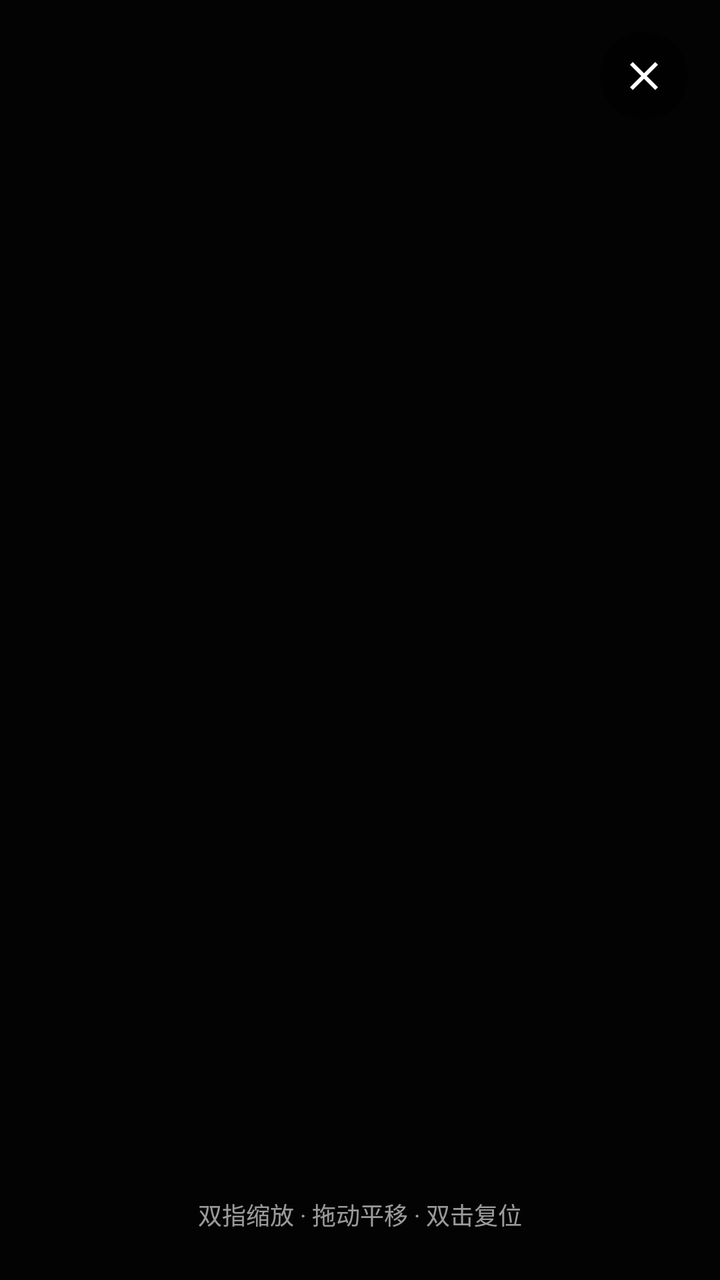
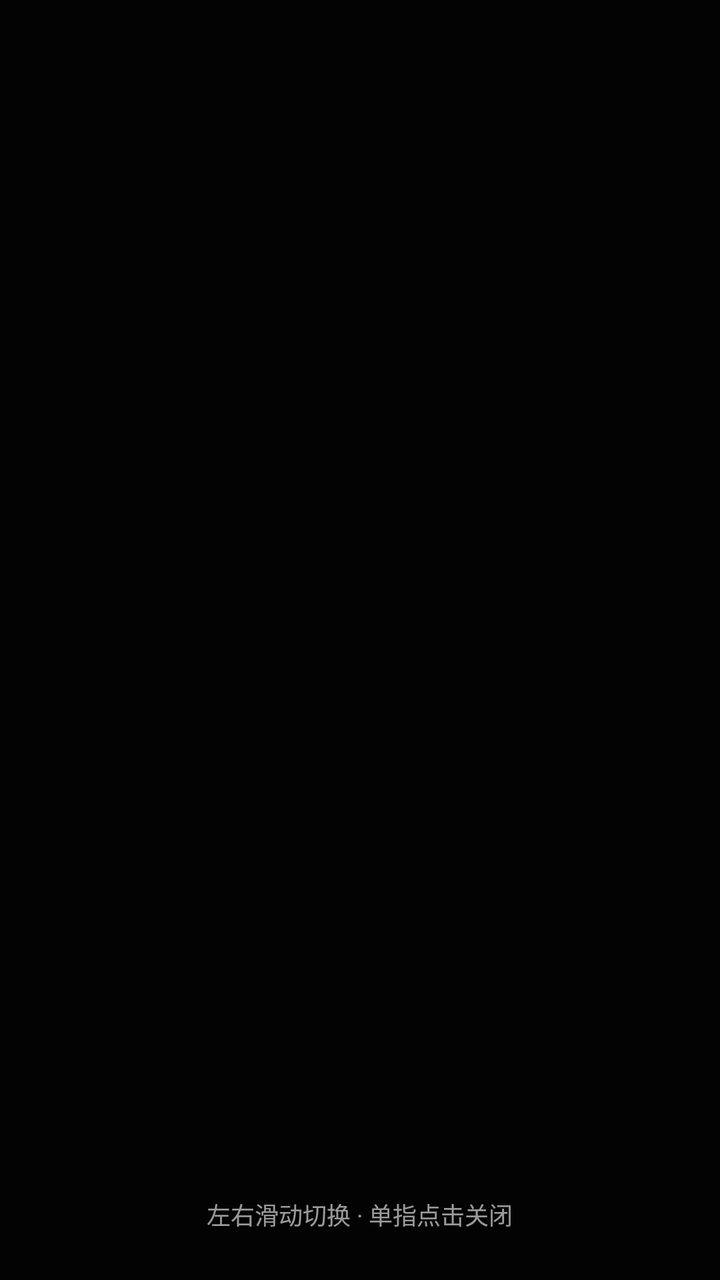

Compare the two renders of this Android layout. The source of the first and the diff that turns it into the second are given below.
<!-- AndroidManifest.xml: activity theme Theme.LanShare -->
<!-- res/layout/activity_image_viewer.xml -->
<?xml version="1.0" encoding="utf-8"?>
<FrameLayout xmlns:android="http://schemas.android.com/apk/res/android"
    android:id="@+id/root"
    android:layout_width="match_parent"
    android:layout_height="match_parent"
    android:background="#E6000000">

    <ImageView
        android:id="@+id/ivFull"
        android:layout_width="match_parent"
        android:layout_height="match_parent"
        android:adjustViewBounds="true"
        android:scaleType="fitCenter"
        android:contentDescription="图片预览" />

    <ImageButton
        android:id="@+id/btnClose"
        android:layout_width="44dp"
        android:layout_height="44dp"
        android:layout_gravity="top|end"
        android:layout_margin="16dp"
        android:background="@drawable/bg_dark_transparent"
        android:contentDescription="关闭"
        android:src="@drawable/ic_close"
        android:tint="#FFFFFF" />

    <TextView
        android:id="@+id/tvHint"
        android:layout_width="wrap_content"
        android:layout_height="wrap_content"
        android:layout_gravity="bottom|center_horizontal"
        android:layout_marginBottom="24dp"
        android:text="双指缩放 · 拖动平移 · 双击复位"
        android:textColor="#99FFFFFF"
        android:textSize="12sp" />

</FrameLayout>
<!-- resources referenced by this layout -->
<resources>
  <!-- drawable bg_dark_transparent (drawable) -->
  <?xml version="1.0" encoding="utf-8"?>
  <shape xmlns:android="http://schemas.android.com/apk/res/android"
      android:shape="rectangle">
      <corners android:radius="22dp" />
      <solid android:color="#80000000" />
  </shape>
  <!-- drawable ic_close (drawable) -->
  <?xml version="1.0" encoding="utf-8"?>
  <vector xmlns:android="http://schemas.android.com/apk/res/android"
      android:width="24dp"
      android:height="24dp"
      android:viewportWidth="24"
      android:viewportHeight="24">
      <path
          android:fillColor="#FFFFFFFF"
          android:pathData="M19,6.41L17.59,5 12,10.59 6.41,5 5,6.41 10.59,12 5,17.59 6.41,19 12,13.41 17.59,19 19,17.59 13.41,12z" />
  </vector>
  <style name="Theme.LanShare" parent="Theme.AppCompat.DayNight.NoActionBar">
          <item name="colorPrimary">@color/primary</item>
          <item name="colorPrimaryDark">@color/primary_dark</item>
          <item name="colorAccent">@color/accent</item>
          <item name="android:windowBackground">@color/bg</item>
          <item name="android:statusBarColor">@color/surface</item>
          <item name="android:navigationBarColor">@color/bg</item>
          <item name="android:windowLightStatusBar">false</item>
          <item name="android:textColorPrimary">@color/text</item>
          <item name="android:colorControlNormal">@color/text_dim</item>
      </style>
  <color name="primary">#7AA2F7</color>
  <color name="primary_dark">#5A7FD7</color>
  <color name="accent">#9ECE6A</color>
  <color name="bg">#1A1B26</color>
  <color name="surface">#24283B</color>
  <color name="text">#C0CAF5</color>
  <color name="text_dim">#7982A9</color>
</resources>

<!-- the commit's change to res/layout/activity_image_viewer.xml (unified diff, before → after) -->
@@ -13,24 +13,14 @@
         android:scaleType="fitCenter"
         android:contentDescription="图片预览" />
 
-    <ImageButton
-        android:id="@+id/btnClose"
-        android:layout_width="44dp"
-        android:layout_height="44dp"
-        android:layout_gravity="top|end"
-        android:layout_margin="16dp"
-        android:background="@drawable/bg_dark_transparent"
-        android:contentDescription="关闭"
-        android:src="@drawable/ic_close"
-        android:tint="#FFFFFF" />
-
+    
     <TextView
         android:id="@+id/tvHint"
         android:layout_width="wrap_content"
         android:layout_height="wrap_content"
         android:layout_gravity="bottom|center_horizontal"
         android:layout_marginBottom="24dp"
-        android:text="双指缩放 · 拖动平移 · 双击复位"
+        android:text="左右滑动切换 · 单指点击关闭"
         android:textColor="#99FFFFFF"
         android:textSize="12sp" />
 
<!-- resource entries referenced after the edit -->
@@ -1,23 +1,5 @@
 <!-- resources referenced by this layout -->
 <resources>
-  <!-- drawable bg_dark_transparent (drawable) -->
-  <?xml version="1.0" encoding="utf-8"?>
-  <shape xmlns:android="http://schemas.android.com/apk/res/android"
-      android:shape="rectangle">
-      <corners android:radius="22dp" />
-      <solid android:color="#80000000" />
-  </shape>
-  <!-- drawable ic_close (drawable) -->
-  <?xml version="1.0" encoding="utf-8"?>
-  <vector xmlns:android="http://schemas.android.com/apk/res/android"
-      android:width="24dp"
-      android:height="24dp"
-      android:viewportWidth="24"
-      android:viewportHeight="24">
-      <path
-          android:fillColor="#FFFFFFFF"
-          android:pathData="M19,6.41L17.59,5 12,10.59 6.41,5 5,6.41 10.59,12 5,17.59 6.41,19 12,13.41 17.59,19 19,17.59 13.41,12z" />
-  </vector>
   <style name="Theme.LanShare" parent="Theme.AppCompat.DayNight.NoActionBar">
           <item name="colorPrimary">@color/primary</item>
           <item name="colorPrimaryDark">@color/primary_dark</item>
